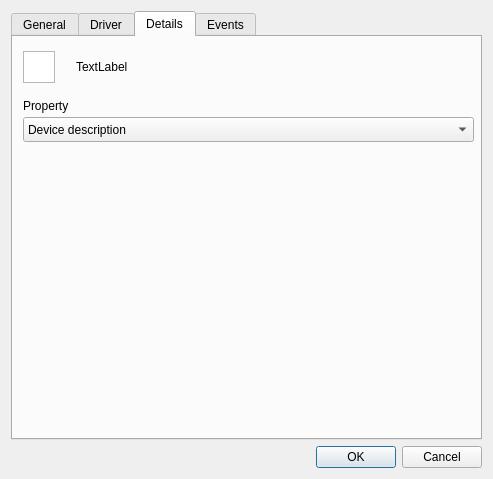
This is propertiesdialog.ui in Tatsh/hwview as Qt 5 draws it before an edit. The edited form follows.
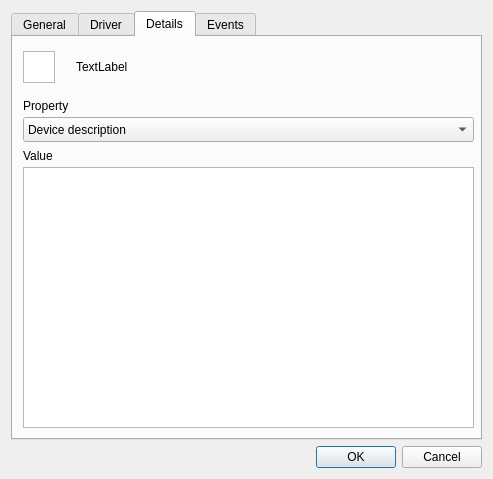
This is the edited form. The open tabs and pages were chosen to show the change.

Commit message: propertiesdialog: finish details tab

```diff
--- a/propertiesdialog.ui
+++ b/propertiesdialog.ui
@@ -851,6 +851,29 @@
                                 </property>
                             </item>
                         </widget>
+      <widget class="QLabel" name="label_15">
+       <property name="geometry">
+        <rect>
+         <x>10</x>
+         <y>110</y>
+         <width>31</width>
+         <height>17</height>
+        </rect>
+       </property>
+       <property name="text">
+        <string>Value</string>
+       </property>
+      </widget>
+      <widget class="QListWidget" name="listWidgetDetailsPropertyValue">
+       <property name="geometry">
+        <rect>
+         <x>10</x>
+         <y>130</y>
+         <width>451</width>
+         <height>261</height>
+        </rect>
+       </property>
+      </widget>
                     </widget>
                     <widget class="QWidget" name="tab">
                         <attribute name="title">
```
Left out of the diff: 8 changed lines with no effect on the pictures. Lines whose indentation alone changed are shown as unchanged.
